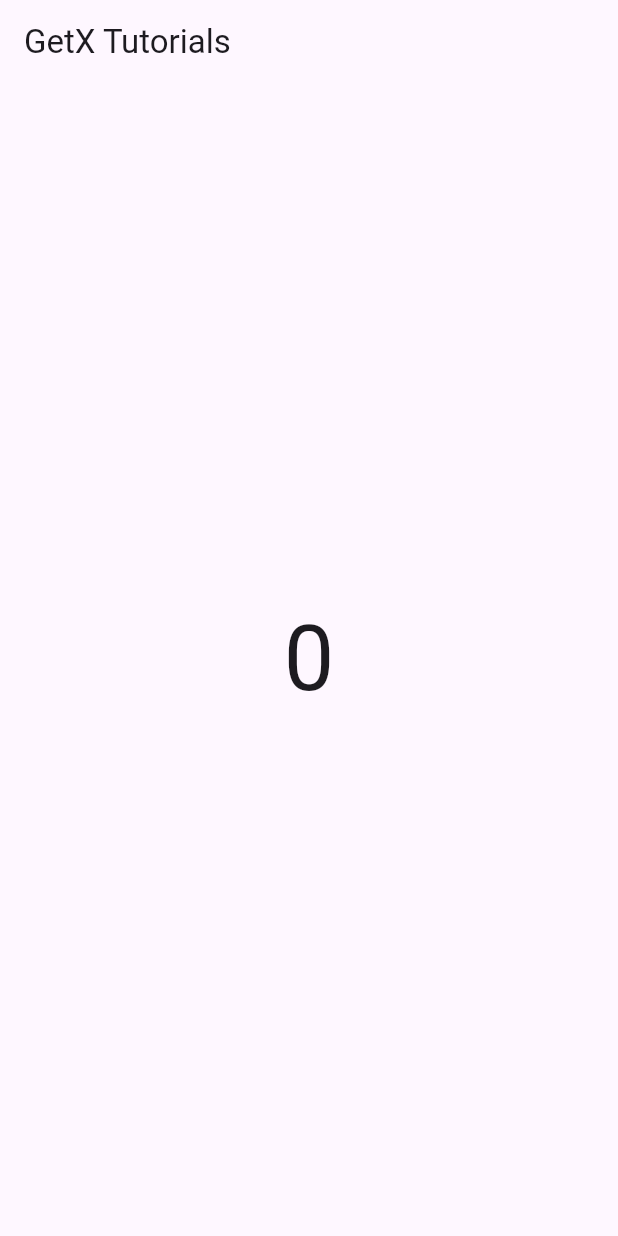
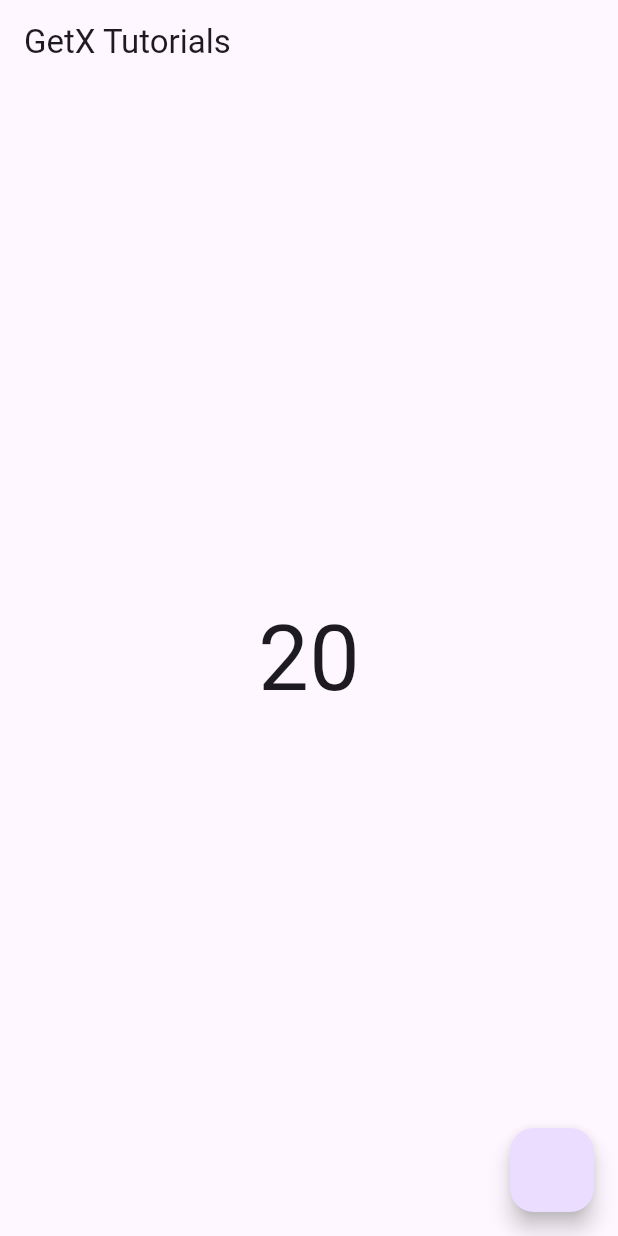
Before and after one commit to Hasnainbangash/Flutter_GetX_Statemanagement, a Flutter app: the screen it shows after launch, on a phone screen of 412 x 824 dp. Run offline on Flutter 3.47's test engine with Material 3 defaults, Android fonts, the phone set to English and light mode, and no system bars; our stand-ins replace get.

Commit message:
Added a floating actio button to increase and count numbers

```diff
--- a/lib/home_screen.dart
+++ b/lib/home_screen.dart
@@ -18,7 +18,15 @@
         title: const Text("GetX Tutorials"),
       ),
       body: Center(
-        child: Text('0', style: TextStyle(fontSize: 60),),
+        child: Text(x.toString(), style: TextStyle(fontSize: 60),),
+      ),
+      floatingActionButton: FloatingActionButton(
+          onPressed: (){
+            x++;
+            setState(() {
+
+            });
+          }
       ),
     );
   }
```
